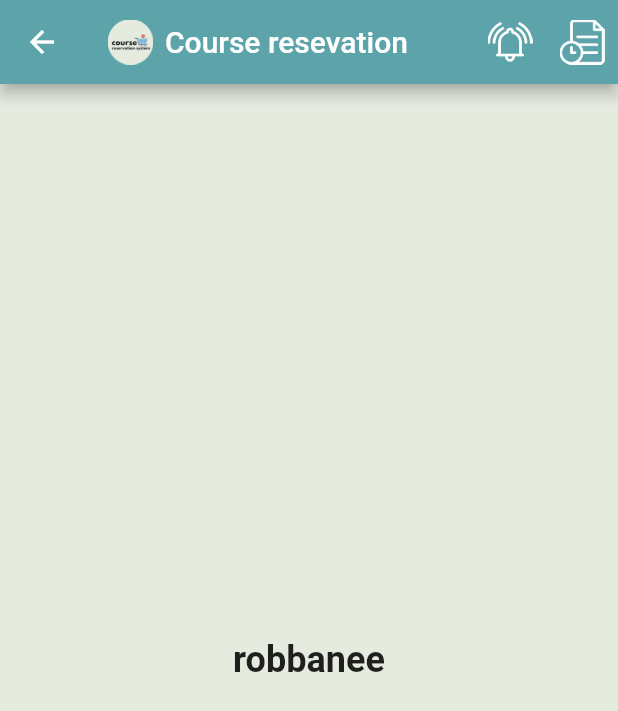
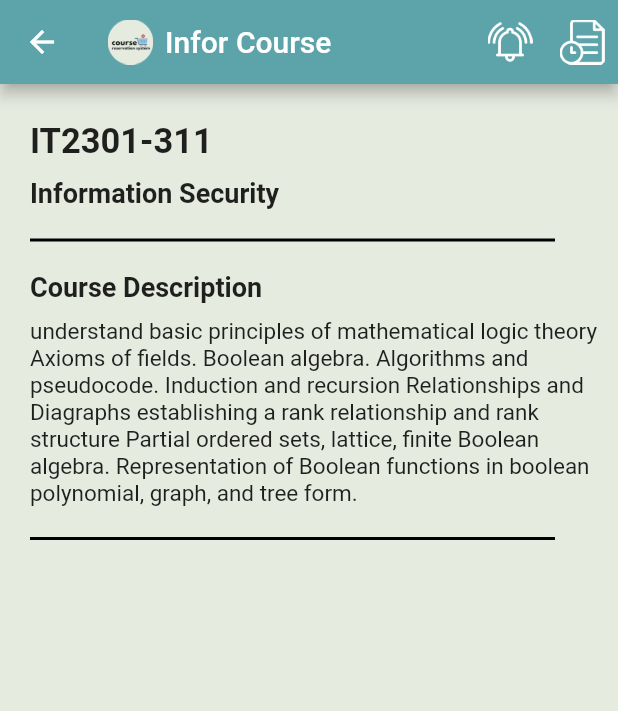
Before and after one commit to robbanee77/flutter_application_1, a Flutter app: the inforcouse screen opened directly, on a phone screen of 412 x 824 dp. Shown: the top 711 px of the screen. Run offline on Flutter 3.47's test engine with Material 2 defaults, Android fonts, the phone set to English and light mode, and no system bars; our stand-ins replace firebase_auth, firebase_core, timeline_tile, toggle_switch; accounts and stored records are empty.

Commit message:
Update inforcouse.dart

```diff
--- a/lib/screen/inforcouse.dart
+++ b/lib/screen/inforcouse.dart
@@ -29,7 +29,7 @@ class _inforcouseState extends State<inforcouse> {
               fit: BoxFit.contain,
             ),
             SizedBox(width: 8),
-            Text('Course resevation'),
+            Text('Infor Course'),
           ],
         ),
         backgroundColor: Color(0xFF5ca4a9),
@@ -66,14 +66,58 @@ class _inforcouseState extends State<inforcouse> {
           ),
         ],
       ),
-      body: Center(
-          child: Text(
-        'robbanee',
-        style: TextStyle(
-          fontSize: 24,
-          fontWeight: FontWeight.bold,
+      body: Padding(
+        padding: EdgeInsets.only(top: 25, left: 20),
+        child: Column(
+          mainAxisAlignment: MainAxisAlignment.start,
+          crossAxisAlignment: CrossAxisAlignment.start,
+          children: [
+            Text(
+              'IT2301-311',
+              style: TextStyle(
+                fontSize: 23,
+                fontWeight: FontWeight.bold,
+              ),
+            ),
+            SizedBox(height: 10),
+            Text(
+              'Information Security',
+              style: TextStyle(
+                fontSize: 18,
+                fontWeight: FontWeight.bold,
+              ),
+            ),
+            Container(
+              height: 2,
+              width: 350, // ปรับความยาวของเส้น
+              color: Colors.black,
+              margin: EdgeInsets.only(top: 20),
+            ),
+            SizedBox(height: 20),
+            Text(
+              'Course Description',
+              style: TextStyle(
+                fontSize: 18,
+                fontWeight: FontWeight.bold,
+              ),
+            ),
+            SizedBox(height: 10),
+            Text(
+              'understand basic principles of mathematical logic theory Axioms of fields. Boolean algebra. Algorithms and pseudocode. Induction and recursion Relationships and Diagraphs establishing a rank relationship and rank structure Partial ordered sets, lattice, finite Boolean algebra. Representation of Boolean functions in boolean polynomial, graph, and tree form.',
+              style: TextStyle(
+                fontSize: 15,
+                //fontWeight: FontWeight.bold,
+              ),
+            ),
+            Container(
+              height: 2,
+              width: 350, // ปรับความยาวของเส้น
+              color: Colors.black,
+              margin: EdgeInsets.only(top: 20),
+            ),
+          ],
         ),
-      )),
+      ),
     );
   }
 }
```
